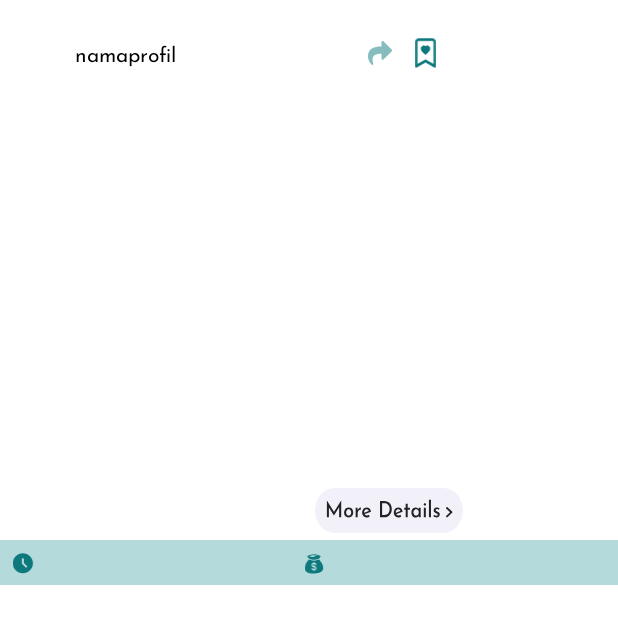
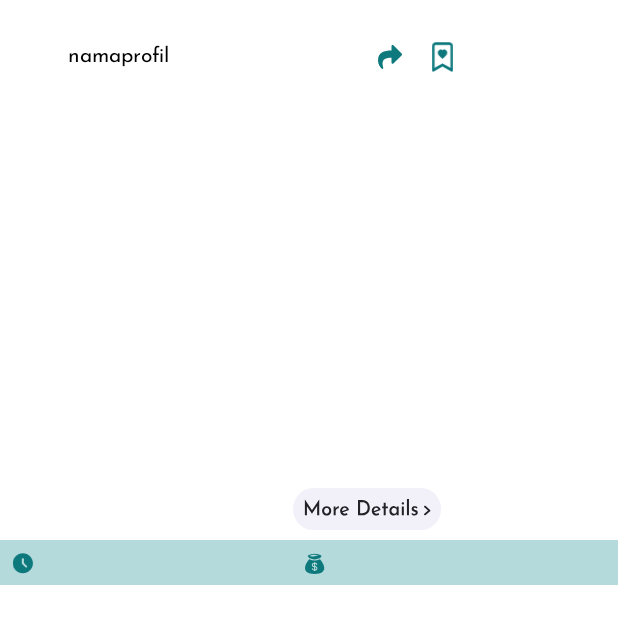
Before and after one commit to aivilouis/LeVel, an Android app: the layout home_recycler_view_row.xml on its own in the app's theme, with its tools: preview values and no code run, on a phone screen of 412 x 824 dp. Shown: the top 624 px of the screen. Run offline under Robolectric (Android 15) with nearby library versions, the phone set to English and light mode, and no system bars.

Commit message:
edit home

```diff
--- a/app/src/main/res/drawable/icon_share.xml
+++ b/app/src/main/res/drawable/icon_share.xml
@@ -5,6 +5,5 @@
     android:viewportHeight="16">
   <path
       android:pathData="M15.74,5.637L10.24,0.209C9.759,-0.266 9,0.12 9,0.858V3.717C3.98,3.782 0,4.932 0,10.369C0,12.563 1.237,14.737 2.604,15.873C3.031,16.228 3.639,15.783 3.482,15.208C2.065,10.029 4.154,8.654 9,8.574V11.714C9,12.454 9.759,12.838 10.24,12.363L15.74,6.934C16.086,6.593 16.087,5.979 15.74,5.637Z"
-      android:fillColor="#0D797D"
-      android:fillAlpha="0.5"/>
+      android:fillColor="@color/teal_200"/>
 </vector>
--- a/app/src/main/res/layout/activity_account.xml
+++ b/app/src/main/res/layout/activity_account.xml
@@ -58,6 +58,7 @@
                             android:layout_width="wrap_content"
                             android:layout_height="wrap_content"
                             android:textAlignment="center"
+                            android:text="South Korea"
                             android:textColor="@color/secondPrimary"
                             tools:ignore="DuplicateIds" />
                     </LinearLayout>
@@ -81,6 +82,7 @@
                             android:layout_height="wrap_content"
                             android:layout_marginStart="5dp"
                             android:textAlignment="center"
+                            android:text="Business Traveler"
                             android:textColor="@color/secondPrimary"/>
                     </LinearLayout>
 
@@ -95,6 +97,7 @@
                             android:layout_width="wrap_content"
                             android:layout_height="wrap_content"
                             android:textAlignment="center"
+                            android:text="Welcome to my page"
                             android:textColor="@color/secondPrimary" />
                     </LinearLayout>
 
--- a/app/src/main/res/layout/home_recycler_view_row.xml
+++ b/app/src/main/res/layout/home_recycler_view_row.xml
@@ -20,28 +20,29 @@
     <TextView
         android:id="@+id/user"
         android:layout_width="wrap_content"
-        android:layout_height="50dp"
-        android:layout_marginStart="50dp"
+        android:layout_height="wrap_content"
+        android:layout_marginStart="45dp"
         android:layout_marginTop="5dp"
         android:text="namaprofil"
         android:textColor="@color/black"
-        android:textFontWeight="10"/>
+        android:gravity="center_horizontal"
+        android:textFontWeight="12"/>
 
     <ImageView
         android:id="@+id/iconSaved"
         android:layout_width="wrap_content"
         android:layout_height="20dp"
-        android:layout_marginStart="270dp"
-        android:layout_marginTop="5dp"
+        android:layout_marginStart="281dp"
+        android:layout_marginTop="8dp"
         android:src="@drawable/icon_saved"/>
 
     <ImageView
         android:id="@+id/iconShare"
         android:layout_width="wrap_content"
         android:layout_height="20dp"
-        android:layout_marginStart="245dp"
-        android:layout_marginTop="5dp"
-        android:src="@drawable/icon_share"/>
+        android:layout_marginStart="252dp"
+        android:layout_marginTop="8dp"
+        android:src="@drawable/icon_share" />
 
     <ImageView
         android:id="@+id/locationImg"
@@ -55,10 +56,10 @@
     <androidx.appcompat.widget.AppCompatButton
         android:id="@+id/detailsBtn"
         android:layout_width="100dp"
-        android:layout_height="30dp"
+        android:layout_height="28dp"
         android:background="@drawable/details_button"
         android:textAllCaps="false"
-        android:layout_marginStart="210dp"
+        android:layout_marginStart="195dp"
         android:layout_marginTop="305dp"/>
 
     <LinearLayout
@@ -73,9 +74,12 @@
         android:layout_height="wrap_content"
         android:layout_marginTop="305dp"
         android:textColor="@color/white"
-        android:layout_marginStart="10dp"
+        android:layout_marginStart="5dp"
         android:textFontWeight="50"
-        android:textSize="20dp"/>
+        android:textSize="20dp"
+        android:textAllCaps="true"
+        android:textStyle="bold"
+        android:shadowColor="@color/secondPrimary"/>
 
     <ImageView
         android:id="@+id/iconDuration"
@@ -96,17 +100,17 @@
 
     <ImageView
         android:id="@+id/iconBudget"
-        android:layout_width="30dp"
-        android:layout_height="30dp"
+        android:layout_width="31dp"
+        android:layout_height="31dp"
         android:layout_marginStart="200dp"
-        android:layout_marginTop="342dp"
+        android:layout_marginTop="341dp"
         android:src="@drawable/icon_totalcost"/>
 
     <TextView
         android:id="@+id/totalCost"
         android:layout_width="wrap_content"
         android:layout_height="wrap_content"
-        android:layout_marginStart="230dp"
+        android:layout_marginStart="224dp"
         android:layout_marginTop="347dp"
         android:textSize="10dp"
         android:textColor="@color/black"/>
```
Also changed, not shown: app/src/main/AndroidManifest.xml (+22 -15 lines), app/src/main/java/umn/ac/id/level/ExploreAdapter.java (+8 -2 lines), app/src/main/java/umn/ac/id/level/UserProfile.java (added, +13 -0 lines), app/src/main/res/layout/activity_user_profile.xml (added, +10 -0 lines).
